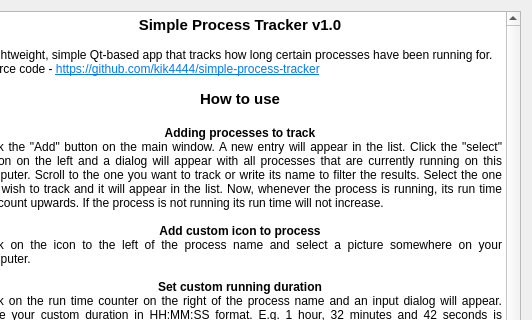
First picture: the form in ui/about/about.ui, repository kik4444/simple-process-tracker, before the edit; both pictures show x 124 to 656 and y 0 to 320 of the 656 by 615 pixel window.
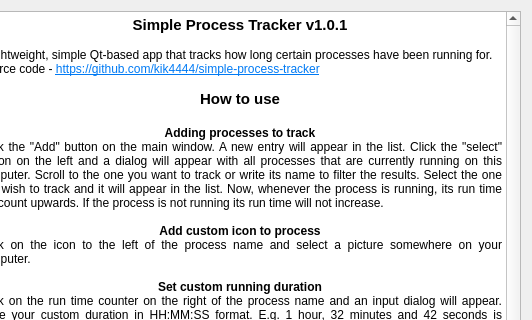
Second picture: the form after the edit. Icons and pictures are not drawn.

Commit message: Fixed Qt version in about

Patch:
```diff
--- a/ui/about/about.ui
+++ b/ui/about/about.ui
@@ -88,7 +88,7 @@
 &lt;html&gt;&lt;head&gt;&lt;meta name=&quot;qrichtext&quot; content=&quot;1&quot; /&gt;&lt;style type=&quot;text/css&quot;&gt;
 p, li { white-space: pre-wrap; }
 &lt;/style&gt;&lt;/head&gt;&lt;body style=&quot; font-family:'Noto Sans'; font-size:9pt; font-weight:400; font-style:normal;&quot;&gt;
-&lt;p align=&quot;center&quot; style=&quot; margin-top:0px; margin-bottom:0px; margin-left:0px; margin-right:0px; -qt-block-indent:0; text-indent:0px;&quot;&gt;&lt;span style=&quot; font-size:11pt; font-weight:600;&quot;&gt;Simple Process Tracker v1.0&lt;/span&gt;&lt;/p&gt;
+&lt;p align=&quot;center&quot; style=&quot; margin-top:0px; margin-bottom:0px; margin-left:0px; margin-right:0px; -qt-block-indent:0; text-indent:0px;&quot;&gt;&lt;span style=&quot; font-size:11pt; font-weight:600;&quot;&gt;Simple Process Tracker v1.0.1&lt;/span&gt;&lt;/p&gt;
 &lt;p align=&quot;center&quot; style=&quot;-qt-paragraph-type:empty; margin-top:0px; margin-bottom:0px; margin-left:0px; margin-right:0px; -qt-block-indent:0; text-indent:0px; font-weight:600;&quot;&gt;&lt;br /&gt;&lt;/p&gt;
 &lt;p align=&quot;justify&quot; style=&quot; margin-top:0px; margin-bottom:0px; margin-left:0px; margin-right:0px; -qt-block-indent:0; text-indent:0px;&quot;&gt;A lightweight, simple Qt-based app that tracks how long certain processes have been running for.&lt;/p&gt;
 &lt;p align=&quot;justify&quot; style=&quot; margin-top:0px; margin-bottom:0px; margin-left:0px; margin-right:0px; -qt-block-indent:0; text-indent:0px;&quot;&gt;Source code - &lt;a href=&quot;https://github.com/kik4444/simple-process-tracker&quot;&gt;&lt;span style=&quot; text-decoration: underline; color:#007af4;&quot;&gt;https://github.com/kik4444/simple-process-tracker&lt;/span&gt;&lt;/a&gt;&lt;/p&gt;
```
The commit also changes 2 other files.
